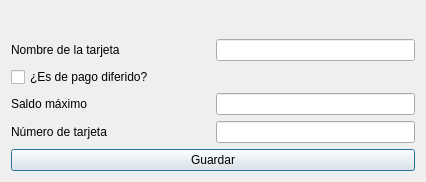
This is ui/frmTarjetasIBM.ui in turulomio/xulpymoney as Qt 5 draws it before an edit. The edited form follows.
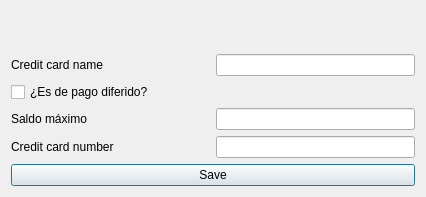
This is the edited form. Icons and pictures are not drawn. Custom widgets are drawn as their Qt base class.

```diff
--- a/ui/frmTarjetasIBM.ui
+++ b/ui/frmTarjetasIBM.ui
@@ -10,7 +10,7 @@
     <x>0</x>
     <y>0</y>
     <width>426</width>
-    <height>170</height>
+    <height>197</height>
    </rect>
   </property>
   <property name="windowTitle">
@@ -48,7 +48,7 @@
        <item>
         <widget class="QLabel" name="label_5">
          <property name="text">
-          <string>Nombre de la tarjeta</string>
+          <string>Credit card name</string>
          </property>
         </widget>
        </item>
@@ -101,7 +101,7 @@
        <item>
         <widget class="QLabel" name="label_4">
          <property name="text">
-          <string>Número de tarjeta</string>
+          <string>Credit card number</string>
          </property>
         </widget>
        </item>
@@ -120,7 +120,11 @@
      <item>
       <widget class="QPushButton" name="cmd">
        <property name="text">
-        <string>Guardar</string>
+        <string>Save</string>
+       </property>
+       <property name="icon">
+        <iconset resource="../images/xulpymoney.qrc">
+         <normaloff>:/xulpymoney/save.png</normaloff>:/xulpymoney/save.png</iconset>
        </property>
       </widget>
      </item>
```
Left out of the diff: 6 changed lines with no effect on the pictures.
